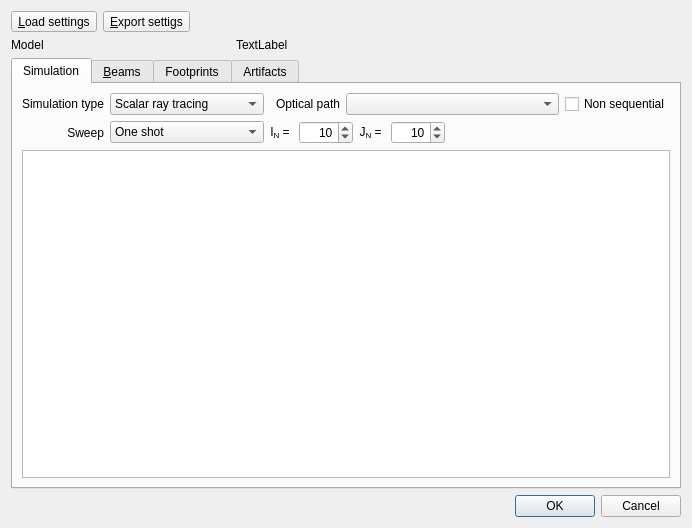
This is RZGUI/SimulationPropertiesDialog.ui in HARMONI-CAB/RayZaler as Qt 5 draws it before an edit. The edited form follows.
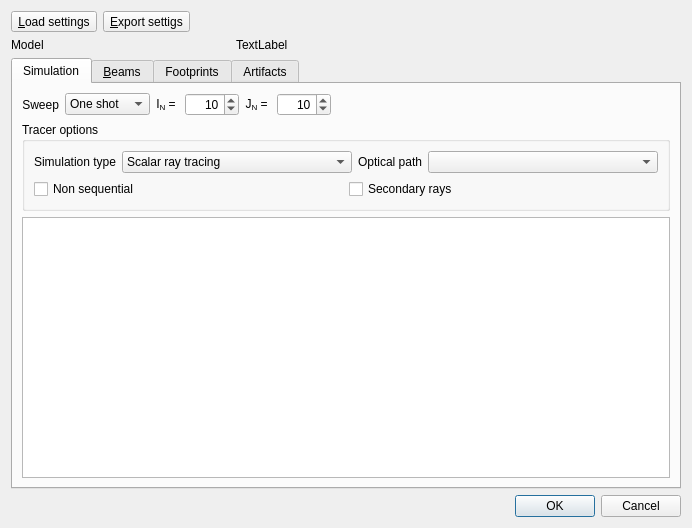
This is the edited form.

Commit message: WIP: Configure secondary rays from the UI

Patch:
```diff
--- a/RZGUI/SimulationPropertiesDialog.ui
+++ b/RZGUI/SimulationPropertiesDialog.ui
@@ -111,7 +111,170 @@
        <string>Simulation</string>
       </attribute>
       <layout class="QGridLayout" name="gridLayout_2">
-       <item row="1" column="2" colspan="4">
+       <item row="4" column="0" colspan="6">
+        <widget class="QTableView" name="propView">
+         <property name="horizontalScrollBarPolicy">
+          <enum>Qt::ScrollBarAlwaysOff</enum>
+         </property>
+         <property name="selectionMode">
+          <enum>QAbstractItemView::SingleSelection</enum>
+         </property>
+         <property name="selectionBehavior">
+          <enum>QAbstractItemView::SelectRows</enum>
+         </property>
+         <property name="verticalScrollMode">
+          <enum>QAbstractItemView::ScrollPerPixel</enum>
+         </property>
+         <attribute name="horizontalHeaderDefaultSectionSize">
+          <number>23</number>
+         </attribute>
+         <attribute name="horizontalHeaderStretchLastSection">
+          <bool>true</bool>
+         </attribute>
+         <attribute name="verticalHeaderVisible">
+          <bool>false</bool>
+         </attribute>
+         <attribute name="verticalHeaderMinimumSectionSize">
+          <number>16</number>
+         </attribute>
+         <attribute name="verticalHeaderDefaultSectionSize">
+          <number>24</number>
+         </attribute>
+        </widget>
+       </item>
+       <item row="3" column="0" colspan="6">
+        <widget class="QGroupBox" name="groupBox">
+         <property name="title">
+          <string>Tracer options</string>
+         </property>
+         <layout class="QGridLayout" name="gridLayout_3">
+          <item row="0" column="0">
+           <widget class="QLabel" name="label_5">
+            <property name="sizePolicy">
+             <sizepolicy hsizetype="Fixed" vsizetype="Preferred">
+              <horstretch>0</horstretch>
+              <verstretch>0</verstretch>
+             </sizepolicy>
+            </property>
+            <property name="text">
+             <string>Simulation type</string>
+            </property>
+            <property name="alignment">
+             <set>Qt::AlignRight|Qt::AlignTrailing|Qt::AlignVCenter</set>
+            </property>
+           </widget>
+          </item>
+          <item row="0" column="2">
+           <widget class="QLabel" name="label_3">
+            <property name="sizePolicy">
+             <sizepolicy hsizetype="Fixed" vsizetype="Preferred">
+              <horstretch>0</horstretch>
+              <verstretch>0</verstretch>
+             </sizepolicy>
+            </property>
+            <property name="text">
+             <string>Optical path</string>
+            </property>
+            <property name="alignment">
+             <set>Qt::AlignRight|Qt::AlignTrailing|Qt::AlignVCenter</set>
+            </property>
+           </widget>
+          </item>
+          <item row="0" column="3">
+           <widget class="QComboBox" name="pathCombo">
+            <property name="sizePolicy">
+             <sizepolicy hsizetype="Expanding" vsizetype="Fixed">
+              <horstretch>0</horstretch>
+              <verstretch>0</verstretch>
+             </sizepolicy>
+            </property>
+           </widget>
+          </item>
+          <item row="0" column="1">
+           <widget class="QComboBox" name="tracingType">
+            <property name="sizePolicy">
+             <sizepolicy hsizetype="Expanding" vsizetype="Fixed">
+              <horstretch>0</horstretch>
+              <verstretch>0</verstretch>
+             </sizepolicy>
+            </property>
+            <item>
+             <property name="text">
+              <string>Scalar ray tracing</string>
+             </property>
+            </item>
+            <item>
+             <property name="text">
+              <string>Polarization ray tracing</string>
+             </property>
+            </item>
+           </widget>
+          </item>
+          <item row="1" column="0" colspan="4">
+           <widget class="QWidget" name="widget_2" native="true">
+            <layout class="QGridLayout" name="gridLayout_5">
+             <property name="leftMargin">
+              <number>0</number>
+             </property>
+             <property name="topMargin">
+              <number>0</number>
+             </property>
+             <property name="rightMargin">
+              <number>0</number>
+             </property>
+             <property name="bottomMargin">
+              <number>0</number>
+             </property>
+             <item row="0" column="0">
+              <widget class="QCheckBox" name="nonSeqCheck">
+               <property name="text">
+                <string>Non sequential</string>
+               </property>
+              </widget>
+             </item>
+             <item row="0" column="1">
+              <widget class="QCheckBox" name="secondaryRaysCheck">
+               <property name="text">
+                <string>Secondary rays</string>
+               </property>
+              </widget>
+             </item>
+            </layout>
+           </widget>
+          </item>
+         </layout>
+        </widget>
+       </item>
+       <item row="1" column="0">
+        <widget class="QLabel" name="label_11">
+         <property name="text">
+          <string>Sweep</string>
+         </property>
+         <property name="alignment">
+          <set>Qt::AlignRight|Qt::AlignTrailing|Qt::AlignVCenter</set>
+         </property>
+        </widget>
+       </item>
+       <item row="1" column="1">
+        <widget class="QComboBox" name="simTypeCombo">
+         <item>
+          <property name="text">
+           <string>One shot</string>
+          </property>
+         </item>
+         <item>
+          <property name="text">
+           <string>1D sweep</string>
+          </property>
+         </item>
+         <item>
+          <property name="text">
+           <string>2D sweep</string>
+          </property>
+         </item>
+        </widget>
+       </item>
+       <item row="1" column="2">
         <widget class="QFrame" name="frame">
          <property name="frameShape">
           <enum>QFrame::NoFrame</enum>
@@ -203,117 +366,6 @@
          </layout>
         </widget>
        </item>
-       <item row="0" column="0">
-        <widget class="QLabel" name="label_5">
-         <property name="text">
-          <string>Simulation type</string>
-         </property>
-         <property name="alignment">
-          <set>Qt::AlignRight|Qt::AlignTrailing|Qt::AlignVCenter</set>
-         </property>
-        </widget>
-       </item>
-       <item row="2" column="0" colspan="6">
-        <widget class="QTableView" name="propView">
-         <property name="horizontalScrollBarPolicy">
-          <enum>Qt::ScrollBarAlwaysOff</enum>
-         </property>
-         <property name="selectionMode">
-          <enum>QAbstractItemView::SingleSelection</enum>
-         </property>
-         <property name="selectionBehavior">
-          <enum>QAbstractItemView::SelectRows</enum>
-         </property>
-         <property name="verticalScrollMode">
-          <enum>QAbstractItemView::ScrollPerPixel</enum>
-         </property>
-         <attribute name="horizontalHeaderDefaultSectionSize">
-          <number>23</number>
-         </attribute>
-         <attribute name="horizontalHeaderStretchLastSection">
-          <bool>true</bool>
-         </attribute>
-         <attribute name="verticalHeaderVisible">
-          <bool>false</bool>
-         </attribute>
-         <attribute name="verticalHeaderMinimumSectionSize">
-          <number>16</number>
-         </attribute>
-         <attribute name="verticalHeaderDefaultSectionSize">
-          <number>24</number>
-         </attribute>
-        </widget>
-       </item>
-       <item row="0" column="1">
-        <widget class="QComboBox" name="tracingType">
-         <item>
-          <property name="text">
-           <string>Scalar ray tracing</string>
-          </property>
-         </item>
-         <item>
-          <property name="text">
-           <string>Polarization ray tracing</string>
-          </property>
-         </item>
-        </widget>
-       </item>
-       <item row="1" column="1">
-        <widget class="QComboBox" name="simTypeCombo">
-         <item>
-          <property name="text">
-           <string>One shot</string>
-          </property>
-         </item>
-         <item>
-          <property name="text">
-           <string>1D sweep</string>
-          </property>
-         </item>
-         <item>
-          <property name="text">
-           <string>2D sweep</string>
-          </property>
-         </item>
-        </widget>
-       </item>
-       <item row="0" column="5">
-        <widget class="QCheckBox" name="nonSeqCheck">
-         <property name="text">
-          <string>Non sequential</string>
-         </property>
-        </widget>
-       </item>
-       <item row="0" column="3">
-        <widget class="QLabel" name="label_3">
-         <property name="text">
-          <string>Optical path</string>
-         </property>
-         <property name="alignment">
-          <set>Qt::AlignRight|Qt::AlignTrailing|Qt::AlignVCenter</set>
-         </property>
-        </widget>
-       </item>
-       <item row="1" column="0">
-        <widget class="QLabel" name="label_11">
-         <property name="text">
-          <string>Sweep</string>
-         </property>
-         <property name="alignment">
-          <set>Qt::AlignRight|Qt::AlignTrailing|Qt::AlignVCenter</set>
-         </property>
-        </widget>
-       </item>
-       <item row="0" column="4">
-        <widget class="QComboBox" name="pathCombo">
-         <property name="sizePolicy">
-          <sizepolicy hsizetype="Expanding" vsizetype="Fixed">
-           <horstretch>0</horstretch>
-           <verstretch>0</verstretch>
-          </sizepolicy>
-         </property>
-        </widget>
-       </item>
       </layout>
      </widget>
      <widget class="QWidget" name="tab_6">
```
The commit also changes 12 other files.
